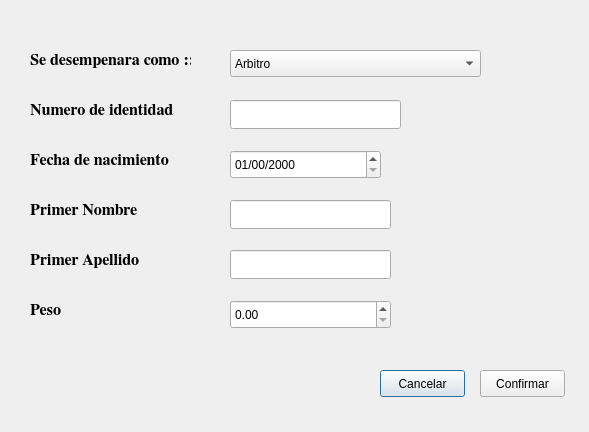
This is CrearPersona.ui in Jeancasoto/ThePlaceToBet as Qt 5 draws it before an edit. The edited form follows.
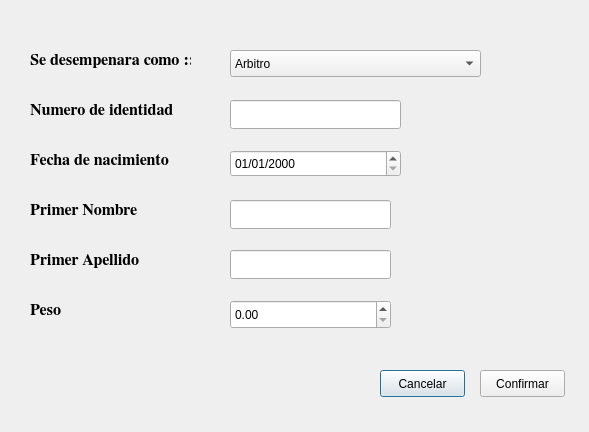
This is the edited form.

Commit message: Recuperacion de datos persona, correccion de un bug en personaGui

Diff of the .ui file:
```diff
--- a/CrearPersona.ui
+++ b/CrearPersona.ui
@@ -139,19 +139,6 @@
     <string>Se desempenara como ::</string>
    </property>
   </widget>
-  <widget class="QDateEdit" name="fecha_nacimiento">
-   <property name="geometry">
-    <rect>
-     <x>230</x>
-     <y>150</y>
-     <width>151</width>
-     <height>29</height>
-    </rect>
-   </property>
-   <property name="displayFormat">
-    <string>dd/mm/yyyy</string>
-   </property>
-  </widget>
   <widget class="QLineEdit" name="numero_dentidad">
    <property name="geometry">
     <rect>
@@ -270,6 +257,19 @@
     </rect>
    </property>
   </widget>
+  <widget class="QDateEdit" name="fecha_nacimientot">
+   <property name="geometry">
+    <rect>
+     <x>230</x>
+     <y>150</y>
+     <width>171</width>
+     <height>27</height>
+    </rect>
+   </property>
+   <property name="displayFormat">
+    <string>dd/MM/yyyy</string>
+   </property>
+  </widget>
  </widget>
  <resources/>
  <connections/>
```
The commit also changes 3 other files.
